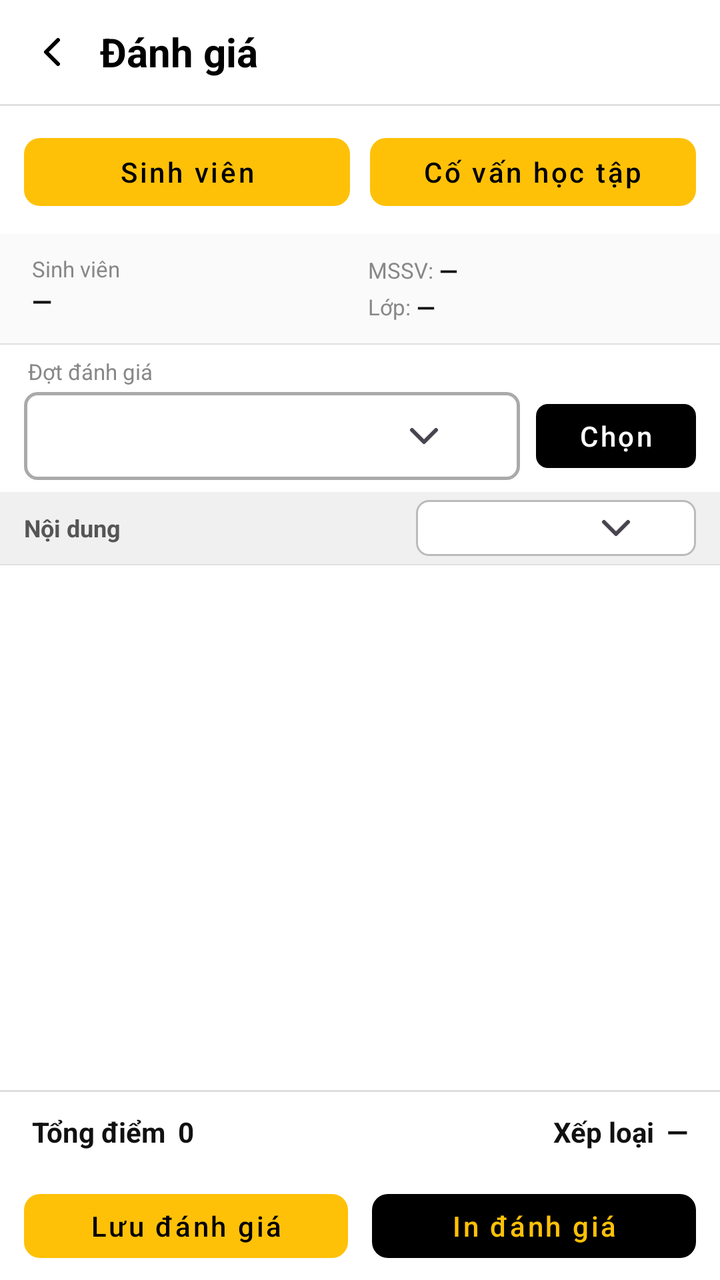
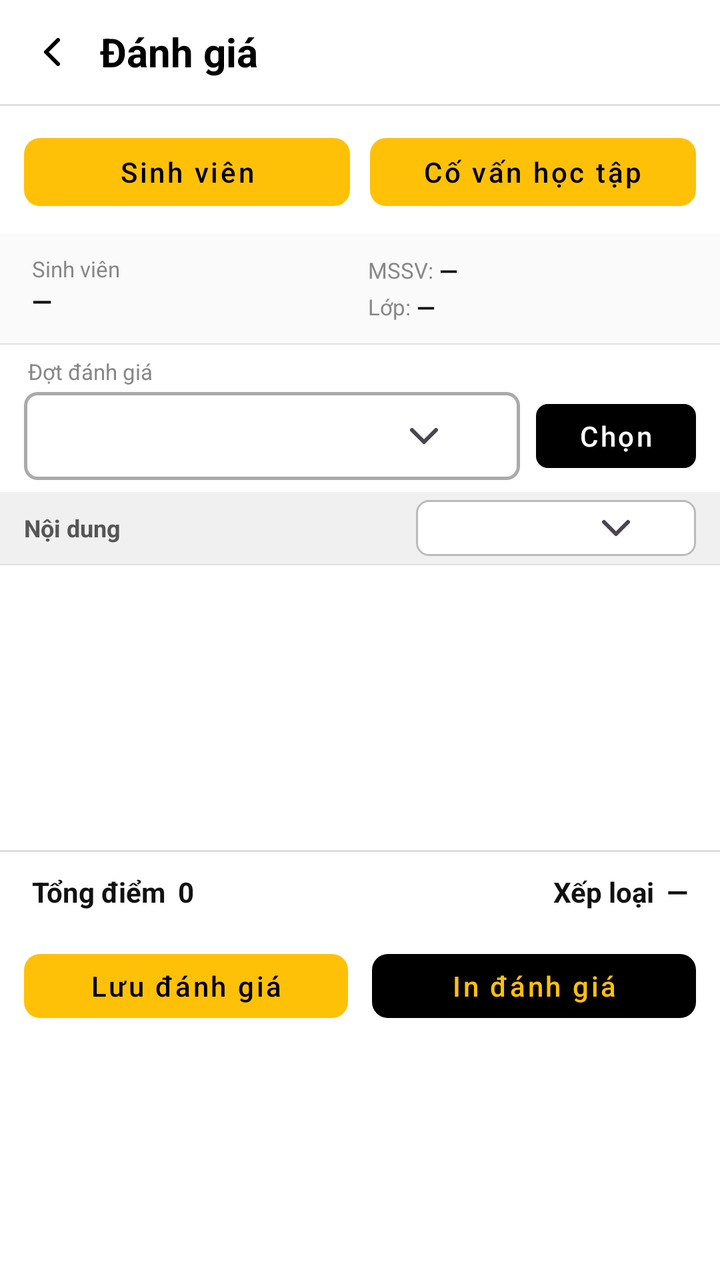

The first picture is an Android layout as it rendered before a commit; the second is the same layout after the commit. The layout source and the unified diff follow.
<!-- AndroidManifest.xml: application theme Theme.UTC2AppReborn -->
<!-- res/layout/fragment_assessment.xml -->
<?xml version="1.0" encoding="utf-8"?>
<LinearLayout
    xmlns:android="http://schemas.android.com/apk/res/android"
    xmlns:app="http://schemas.android.com/apk/res-auto"
    android:layout_width="match_parent"
    android:layout_height="match_parent"
    android:orientation="vertical"
    android:background="@android:color/white"
    android:fitsSystemWindows="true">

    
    <View
        android:id="@+id/statusBarSpacer"
        android:layout_width="match_parent"
        android:layout_height="0dp"
        android:background="@android:color/white"/>

    
    <LinearLayout
        android:layout_width="match_parent"
        android:layout_height="52dp"
        android:orientation="horizontal"
        android:gravity="center_vertical"
        android:paddingStart="2dp"
        android:paddingEnd="16dp">

        <ImageButton
            android:id="@+id/btnBack"
            android:layout_width="48dp"
            android:layout_height="48dp"
            android:src="@drawable/ic_chevron_left"
            android:background="?attr/selectableItemBackgroundBorderless"
            android:contentDescription="@string/desc_prev"
            app:tint="@android:color/black"/>

        <TextView
            android:layout_width="0dp"
            android:layout_height="wrap_content"
            android:layout_weight="1"
            android:text="@string/assessment_title"
            android:textSize="20sp"
            android:textStyle="bold"
            android:textColor="@android:color/black"/>
    </LinearLayout>

    <View android:layout_width="match_parent" android:layout_height="1dp"
        android:background="#E0E0E0"/>

    
    <LinearLayout
        android:layout_width="match_parent"
        android:layout_height="64dp"
        android:orientation="horizontal"
        android:paddingStart="12dp"
        android:paddingEnd="12dp"
        android:paddingTop="10dp"
        android:paddingBottom="8dp">

        <com.google.android.material.button.MaterialButton
            android:id="@+id/btnTabRlsv"
            android:layout_width="0dp"
            android:layout_height="match_parent"
            android:layout_weight="1"
            android:text="@string/assessment_tab_student"
            android:textSize="14sp"
            android:textAllCaps="false"
            android:layout_marginEnd="5dp"
            app:cornerRadius="8dp"
            app:elevation="0dp"
            app:strokeWidth="0dp"
            style="@style/Widget.MaterialComponents.Button.UnelevatedButton"/>

        <com.google.android.material.button.MaterialButton
            android:id="@+id/btnTabCvht"
            android:layout_width="0dp"
            android:layout_height="match_parent"
            android:layout_weight="1"
            android:text="@string/assessment_tab_advisor"
            android:textSize="14sp"
            android:textAllCaps="false"
            android:layout_marginStart="5dp"
            app:cornerRadius="8dp"
            app:elevation="0dp"
            app:strokeWidth="0dp"
            style="@style/Widget.MaterialComponents.Button.UnelevatedButton"/>
    </LinearLayout>

    
    <LinearLayout
        android:id="@+id/layoutHeaderRlsv"
        android:layout_width="match_parent"
        android:layout_height="wrap_content"
        android:orientation="horizontal"
        android:paddingStart="16dp"
        android:paddingEnd="16dp"
        android:paddingTop="10dp"
        android:paddingBottom="10dp"
        android:background="#FAFAFA"
        android:visibility="visible">

        
        <LinearLayout
            android:layout_width="0dp"
            android:layout_height="wrap_content"
            android:layout_weight="1"
            android:orientation="vertical"
            android:layout_marginEnd="8dp">

            <TextView
                android:layout_width="wrap_content"
                android:layout_height="wrap_content"
                android:text="Sinh viên"
                android:textSize="11sp"
                android:textColor="#888"/>

            <TextView
                android:id="@+id/tvStudentName"
                android:layout_width="match_parent"
                android:layout_height="wrap_content"
                android:text="@string/assessment_placeholder_dash"
                android:textSize="13sp"
                android:textStyle="bold"
                android:textColor="#111"
                android:maxLines="2"
                android:ellipsize="end"/>
        </LinearLayout>

        
        <LinearLayout
            android:layout_width="0dp"
            android:layout_height="wrap_content"
            android:layout_weight="1"
            android:orientation="vertical">

            
            <LinearLayout
                android:layout_width="match_parent"
                android:layout_height="wrap_content"
                android:orientation="horizontal"
                android:gravity="center_vertical">

                <TextView
                    android:layout_width="wrap_content"
                    android:layout_height="wrap_content"
                    android:text="@string/assessment_label_student_code"
                    android:textSize="11sp"
                    android:textColor="#888"/>

                <TextView
                    android:id="@+id/tvStudentCode"
                    android:layout_width="0dp"
                    android:layout_height="wrap_content"
                    android:layout_weight="1"
                    android:text="@string/assessment_placeholder_dash"
                    android:textSize="12sp"
                    android:textStyle="bold"
                    android:textColor="#111"
                    android:layout_marginStart="3dp"
                    android:maxLines="1"
                    android:ellipsize="end"/>
            </LinearLayout>

            
            <LinearLayout
                android:layout_width="match_parent"
                android:layout_height="wrap_content"
                android:orientation="horizontal"
                android:gravity="center_vertical"
                android:layout_marginTop="2dp">

                <TextView
                    android:layout_width="wrap_content"
                    android:layout_height="wrap_content"
                    android:text="@string/assessment_label_class"
                    android:textSize="11sp"
                    android:textColor="#888"/>

                <TextView
                    android:id="@+id/tvStudentClass"
                    android:layout_width="0dp"
                    android:layout_height="wrap_content"
                    android:layout_weight="1"
                    android:text="@string/assessment_placeholder_dash"
                    android:textSize="12sp"
                    android:textStyle="bold"
                    android:textColor="#111"
                    android:layout_marginStart="3dp"
                    android:maxLines="1"
                    android:ellipsize="end"/>
            </LinearLayout>
        </LinearLayout>
    </LinearLayout>

    
    <LinearLayout
        android:id="@+id/layoutHeaderCvht"
        android:layout_width="match_parent"
        android:layout_height="wrap_content"
        android:orientation="horizontal"
        android:paddingStart="16dp"
        android:paddingEnd="16dp"
        android:paddingTop="10dp"
        android:paddingBottom="10dp"
        android:background="#FAFAFA"
        android:visibility="gone">

        <LinearLayout
            android:layout_width="0dp"
            android:layout_height="wrap_content"
            android:layout_weight="1"
            android:orientation="vertical"
            android:layout_marginEnd="8dp">

            <TextView
                android:layout_width="wrap_content"
                android:layout_height="wrap_content"
                android:text="Sinh viên"
                android:textSize="11sp"
                android:textColor="#888"/>

            <TextView
                android:id="@+id/tvCvhtStudentName"
                android:layout_width="match_parent"
                android:layout_height="wrap_content"
                android:text="@string/assessment_placeholder_dash"
                android:textSize="13sp"
                android:textStyle="bold"
                android:textColor="#111"
                android:maxLines="2"
                android:ellipsize="end"/>
        </LinearLayout>

        <LinearLayout
            android:layout_width="0dp"
            android:layout_height="wrap_content"
            android:layout_weight="1"
            android:orientation="vertical">

            <TextView
                android:layout_width="wrap_content"
                android:layout_height="wrap_content"
                android:text="@string/assessment_label_advisor"
                android:textSize="11sp"
                android:textColor="#888"/>

            <TextView
                android:id="@+id/tvAdvisorName"
                android:layout_width="match_parent"
                android:layout_height="wrap_content"
                android:text="@string/assessment_placeholder_dash"
                android:textSize="13sp"
                android:textStyle="bold"
                android:textColor="#111"
                android:maxLines="2"
                android:ellipsize="end"/>
        </LinearLayout>
    </LinearLayout>

    <View android:layout_width="match_parent" android:layout_height="0.5dp"
        android:background="#E0E0E0"/>

    
    <LinearLayout
        android:layout_width="match_parent"
        android:layout_height="wrap_content"
        android:orientation="vertical"
        android:paddingStart="12dp"
        android:paddingEnd="12dp"
        android:paddingTop="6dp"
        android:paddingBottom="6dp">

        <TextView
            android:layout_width="wrap_content"
            android:layout_height="wrap_content"
            android:text="@string/assessment_hint_period"
            android:textSize="11sp"
            android:textColor="#888"
            android:layout_marginStart="2dp"
            android:layout_marginBottom="3dp"/>

        <LinearLayout
            android:layout_width="match_parent"
            android:layout_height="44dp"
            android:orientation="horizontal"
            android:gravity="center_vertical">

            <AutoCompleteTextView
                android:id="@+id/actvPeriod"
                android:layout_width="0dp"
                android:layout_height="44dp"
                android:layout_weight="1"
                android:background="@drawable/bg_period_dropdown"
                android:drawableEnd="@drawable/ic_chevron_down"
                android:drawablePadding="6dp"
                android:paddingStart="12dp"
                android:paddingEnd="36dp"
                android:gravity="center_vertical"
                android:inputType="none"
                android:textSize="14sp"
                android:textColor="#111111"
                android:maxLines="1"
                android:ellipsize="end"
                android:layout_marginEnd="8dp"
                android:focusable="true"
                android:focusableInTouchMode="false"
                android:cursorVisible="false"/>

            
            <com.google.android.material.button.MaterialButton
                android:id="@+id/btnChoose"
                android:layout_width="80dp"
                android:layout_height="44dp"
                android:text="@string/assessment_btn_choose"
                android:textSize="14sp"
                android:textAllCaps="false"
                android:textColor="@android:color/white"
                app:backgroundTint="@android:color/black"
                app:rippleColor="#888888"
                app:cornerRadius="6dp"
                app:elevation="0dp"
                style="@style/Widget.MaterialComponents.Button.UnelevatedButton"/>
        </LinearLayout>
    </LinearLayout>

    
    <LinearLayout
        android:id="@+id/layoutColumnHeader"
        android:layout_width="match_parent"
        android:layout_height="36dp"
        android:orientation="horizontal"
        android:paddingStart="12dp"
        android:paddingEnd="12dp"
        android:background="#F0F0F0"
        android:gravity="center_vertical">

        <TextView
            android:layout_width="0dp"
            android:layout_height="wrap_content"
            android:layout_weight="1"
            android:text="@string/assessment_col_content"
            android:textSize="12sp"
            android:textStyle="bold"
            android:textColor="#555555"/>

        
        <AutoCompleteTextView
            android:id="@+id/actvColumnMode"
            android:layout_width="140dp"
            android:layout_height="28dp"
            android:background="@drawable/bg_score_box"
            android:drawableEnd="@drawable/ic_chevron_down"
            android:drawablePadding="4dp"
            android:paddingStart="8dp"
            android:paddingEnd="28dp"
            android:gravity="center_vertical"
            android:inputType="none"
            android:textSize="11sp"
            android:textStyle="bold"
            android:textColor="#111111"
            android:maxLines="1"
            android:focusable="true"
            android:focusableInTouchMode="false"
            android:cursorVisible="false"
            android:visibility="visible"/>

        
        <TextView
            android:id="@+id/tvColHeaderFixed"
            android:layout_width="80dp"
            android:layout_height="wrap_content"
            android:text="@string/assessment_col_sv_score"
            android:textSize="12sp"
            android:textStyle="bold"
            android:textColor="#555555"
            android:gravity="center"
            android:textAlignment="center"
            android:visibility="gone"/>
    </LinearLayout>

    <View android:layout_width="match_parent" android:layout_height="0.5dp"
        android:background="#E0E0E0"/>

    <ProgressBar
        android:id="@+id/progressBar"
        android:layout_width="wrap_content"
        android:layout_height="wrap_content"
        android:layout_gravity="center_horizontal"
        android:indeterminateTint="@android:color/black"
        android:visibility="gone"/>

    <androidx.recyclerview.widget.RecyclerView
        android:id="@+id/rvCriteria"
        android:layout_width="match_parent"
        android:layout_height="0dp"
        android:layout_weight="1"
        android:clipToPadding="false"
        android:paddingBottom="4dp"/>

    <View android:layout_width="match_parent" android:layout_height="1dp"
        android:background="#DDDDDD"/>

    
    <LinearLayout
        android:id="@+id/layoutBottomRlsv"
        android:layout_width="match_parent"
        android:layout_height="wrap_content"
        android:orientation="vertical"
        android:background="@android:color/white"
        android:visibility="visible">

        
        <LinearLayout
            android:layout_width="match_parent"
            android:layout_height="40dp"
            android:orientation="horizontal"
            android:paddingStart="16dp"
            android:paddingEnd="16dp"
            android:gravity="center_vertical">

            <TextView
                android:layout_width="wrap_content"
                android:layout_height="wrap_content"
                android:text="@string/assessment_label_total_score"
                android:textSize="14sp"
                android:textStyle="bold"
                android:textColor="#111"/>

            <TextView
                android:id="@+id/tvTotalScore"
                android:layout_width="wrap_content"
                android:layout_height="wrap_content"
                android:text="@string/assessment_default_score"
                android:textSize="14sp"
                android:textStyle="bold"
                android:textColor="#111"
                android:layout_marginStart="6dp"/>

            <View android:layout_width="0dp" android:layout_height="1dp"
                android:layout_weight="1"/>

            <TextView
                android:layout_width="wrap_content"
                android:layout_height="wrap_content"
                android:text="@string/assessment_label_classification"
                android:textSize="14sp"
                android:textStyle="bold"
                android:textColor="#111"/>

            <TextView
                android:id="@+id/tvClassification"
                android:layout_width="wrap_content"
                android:layout_height="wrap_content"
                android:text="@string/assessment_default_classification"
                android:textSize="14sp"
                android:textStyle="bold"
                android:textColor="#111"
                android:layout_marginStart="6dp"/>
        </LinearLayout>

        
        <LinearLayout
            android:layout_width="match_parent"
            android:layout_height="54dp"
            android:orientation="horizontal"
            android:paddingStart="12dp"
            android:paddingEnd="12dp"
            android:paddingTop="5dp"
            android:paddingBottom="5dp"
            android:gravity="center_vertical">

            <com.google.android.material.button.MaterialButton
                android:id="@+id/btnSave"
                android:layout_width="0dp"
                android:layout_height="44dp"
                android:layout_weight="1"
                android:layout_marginEnd="6dp"
                android:text="@string/assessment_btn_save"
                android:textSize="14sp"
                android:textAllCaps="false"
                android:textColor="@android:color/black"
                app:backgroundTint="@color/accent_yellow"
                app:rippleColor="#FFCA28"
                app:cornerRadius="8dp"
                app:elevation="0dp"
                style="@style/Widget.MaterialComponents.Button.UnelevatedButton"/>

            
            <com.google.android.material.button.MaterialButton
                android:id="@+id/btnPrint"
                android:layout_width="0dp"
                android:layout_height="44dp"
                android:layout_weight="1"
                android:layout_marginStart="6dp"
                android:text="@string/assessment_btn_print"
                android:textSize="14sp"
                android:textAllCaps="false"
                android:textColor="@color/accent_yellow"
                android:gravity="center"
                android:textAlignment="center"
                app:backgroundTint="@android:color/black"
                app:rippleColor="#444444"
                app:cornerRadius="8dp"
                app:elevation="0dp"
                style="@style/Widget.MaterialComponents.Button.UnelevatedButton"/>
        </LinearLayout>
    </LinearLayout>

    
    <LinearLayout
        android:id="@+id/layoutBottomCvht"
        android:layout_width="match_parent"
        android:layout_height="wrap_content"
        android:orientation="vertical"
        android:background="@android:color/white"
        android:visibility="gone">

        
        <LinearLayout
            android:layout_width="match_parent"
            android:layout_height="40dp"
            android:orientation="horizontal"
            android:paddingStart="16dp"
            android:paddingEnd="16dp"
            android:gravity="center_vertical">

            <TextView
                android:layout_width="wrap_content"
                android:layout_height="wrap_content"
                android:text="@string/assessment_label_total_score"
                android:textSize="14sp"
                android:textStyle="bold"
                android:textColor="#111"/>

            <TextView
                android:id="@+id/tvTotalScoreCvht"
                android:layout_width="wrap_content"
                android:layout_height="wrap_content"
                android:text="@string/assessment_default_score"
                android:textSize="14sp"
                android:textStyle="bold"
                android:textColor="#111"
                android:layout_marginStart="6dp"/>
        </LinearLayout>

        
        <LinearLayout
            android:layout_width="match_parent"
            android:layout_height="60dp"
            android:paddingStart="12dp"
            android:paddingEnd="12dp"
            android:paddingTop="8dp"
            android:paddingBottom="8dp"
            android:gravity="center_vertical">

            <com.google.android.material.button.MaterialButton
                android:id="@+id/btnSubmitCvht"
                android:layout_width="match_parent"
                android:layout_height="44dp"
                android:text="@string/assessment_btn_submit_cvht"
                android:textSize="15sp"
                android:textAllCaps="false"
                android:textColor="@android:color/black"
                app:backgroundTint="@color/accent_yellow"
                app:rippleColor="#FFCA28"
                app:cornerRadius="8dp"
                app:elevation="0dp"
                style="@style/Widget.MaterialComponents.Button.UnelevatedButton"/>
        </LinearLayout>
    </LinearLayout>


    
    <View
        android:id="@+id/navBarSpacer"
        android:layout_width="match_parent"
        android:layout_height="0dp"/>

</LinearLayout>
<!-- resources referenced by this layout -->
<resources>
  <color name="accent_yellow">#FFC107</color>
  <!-- drawable bg_period_dropdown (drawable) -->
  <?xml version="1.0" encoding="utf-8"?>
  <shape xmlns:android="http://schemas.android.com/apk/res/android" android:shape="rectangle">
      <stroke android:width="1.5dp" android:color="#AAAAAA"/>
      <corners android:radius="6dp"/>
      <solid android:color="@android:color/white"/>
  </shape>
  <!-- drawable bg_score_box (drawable) -->
  <?xml version="1.0" encoding="utf-8"?>
  <shape xmlns:android="http://schemas.android.com/apk/res/android" android:shape="rectangle">
      <stroke android:width="1dp" android:color="#BBBBBB"/>
      <corners android:radius="6dp"/>
      <solid android:color="@android:color/white"/>
  </shape>
  <!-- drawable ic_chevron_down (drawable) -->
  <vector xmlns:android="http://schemas.android.com/apk/res/android"
      android:width="24dp"
      android:height="24dp"
      android:viewportWidth="24"
      android:viewportHeight="24">
  
      <path
          android:fillColor="@android:color/transparent"
          android:strokeColor="?attr/colorControlNormal"
          android:strokeWidth="2"
          android:strokeLineCap="round"
          android:strokeLineJoin="round"
          android:pathData="M6 9 L12 15 L18 9" />
  </vector>
  <!-- drawable ic_chevron_left (drawable) -->
  <vector xmlns:android="http://schemas.android.com/apk/res/android"
      android:width="24dp"
      android:height="24dp"
      android:viewportWidth="24"
      android:viewportHeight="24">
  
      <path
          android:pathData="M15 18l-6-6 6-6"
          android:strokeColor="#000000"
          android:strokeWidth="2"
          android:fillColor="@android:color/transparent"
          android:strokeLineCap="round"
          android:strokeLineJoin="round"/>
  
  </vector>
  <string name="assessment_btn_choose">Chọn</string>
  <string name="assessment_btn_print">In đánh giá</string>
  <string name="assessment_btn_save">Lưu đánh giá</string>
  <string name="assessment_btn_submit_cvht">
          Nộp đánh giá CVHT
      </string>
  <string name="assessment_col_content">Nội dung</string>
  <string name="assessment_col_sv_score">SV đánh giá</string>
  <string name="assessment_default_classification">—</string>
  <string name="assessment_default_score">0</string>
  <string name="assessment_hint_period">Đợt đánh giá</string>
  <string name="assessment_label_advisor">CVHT:</string>
  <string name="assessment_label_class">Lớp:</string>
  <string name="assessment_label_classification">Xếp loại</string>
  <string name="assessment_label_student_code">MSSV:</string>
  <string name="assessment_label_total_score">Tổng điểm</string>
  <string name="assessment_placeholder_dash">—</string>
  <string name="assessment_tab_advisor">Cố vấn học tập</string>
  <string name="assessment_tab_student">Sinh viên</string>
  <string name="assessment_title">Đánh giá</string>
  <string name="desc_prev">Ngày trước</string>
  <style name="Theme.UTC2AppReborn" parent="Base.Theme.UTC2AppReborn" />
  <style name="Base.Theme.UTC2AppReborn" parent="Theme.Material3.DayNight.NoActionBar">
  
          
          
  
          
          <item name="colorPrimary">@color/primary</item>
  
          
          <item name="colorOnSurface">#000000</item>
  
          
          <item name="colorOnPrimary">#000000</item>
  
          
          <item name="colorOnBackground">#000000</item>
  
          
          <item name="android:windowAnimationStyle">@style/WindowAnimationTransition</item>
  
      </style>
  <color name="primary">#FFC107</color>
  <style name="WindowAnimationTransition" parent="@android:style/Animation.Activity">
          <item name="android:activityOpenEnterAnimation">@anim/slide_in_right</item>
          <item name="android:activityOpenExitAnimation">@anim/slide_out_left</item>
          <item name="android:activityCloseEnterAnimation">@anim/slide_in_left</item>
          <item name="android:activityCloseExitAnimation">@anim/slide_out_right</item>
      </style>
</resources>

<!-- the commit's change to res/layout/fragment_assessment.xml (unified diff, before → after) -->
@@ -573,6 +573,7 @@
     <View
         android:id="@+id/navBarSpacer"
         android:layout_width="match_parent"
-        android:layout_height="0dp"/>
+        android:layout_height="120dp"
+        android:background="@android:color/transparent"/>
 
 </LinearLayout>
